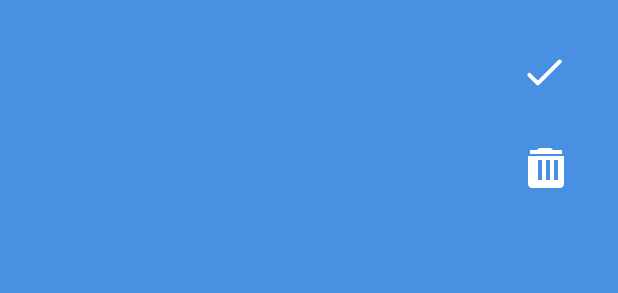
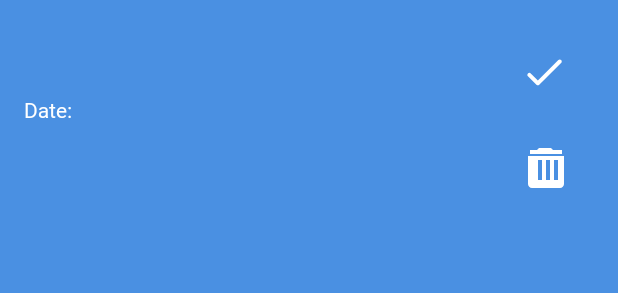
Before and after one commit to jirachi13/Study_Buddy2, an Android app: the layout note_details.xml on its own in the app's theme, with its tools: preview values and no code run, on a phone screen of 412 x 824 dp. Shown: the top 293 px of the screen. Run offline under Robolectric (Android 15) with nearby library versions, the phone set to English and light mode, and no system bars.

Commit message:
task manager list now showing and button clickable fixed notes list not showing icons on list now and date showing pomodoro title made calendar title made note details improved

```diff
--- a/app/src/main/res/layout/note_details.xml
+++ b/app/src/main/res/layout/note_details.xml
@@ -4,6 +4,7 @@
     android:background="@color/blue"
     android:padding="16dp">
 
+    <!-- Note Title -->
     <TextView
         android:id="@+id/noteDetailTitle"
         android:layout_width="wrap_content"
@@ -13,15 +14,28 @@
         android:layout_marginTop="16dp"
         android:layout_alignParentStart="true" />
 
+    <!-- Note Date -->
+    <TextView
+        android:id="@+id/noteDetailDate"
+        android:layout_width="wrap_content"
+        android:layout_height="wrap_content"
+        android:textSize="14sp"
+        android:textColor="@color/white"
+        android:layout_below="@id/noteDetailTitle"
+        android:layout_marginTop="4dp"
+        android:text="Date: " />
+
+    <!-- Note Description -->
     <TextView
         android:id="@+id/noteDetailDescription"
         android:layout_width="wrap_content"
         android:layout_height="wrap_content"
-        android:layout_below="@id/noteDetailTitle"
+        android:layout_below="@id/noteDetailDate"
         android:layout_marginTop="8dp"
         android:textSize="16sp"
         android:textColor="@color/white" />
 
+    <!-- Complete Icon -->
     <ImageView
         android:id="@+id/noteCompleteIcon"
         android:layout_width="32dp"
@@ -32,6 +46,7 @@
         android:layout_alignParentEnd="true"
         android:layout_margin="16dp" />
 
+    <!-- Delete Icon -->
     <ImageView
         android:id="@+id/noteDeleteIcon"
         android:layout_width="32dp"
@@ -42,6 +57,7 @@
         android:layout_alignParentEnd="true"
         android:layout_margin="16dp" />
 
+    <!-- Back Button -->
     <Button
         android:id="@+id/viewNotesButton"
         android:layout_width="wrap_content"
```
Also changed, not shown: app/src/main/java/com/example/studybuddy/NotesActivity.java (+16 -9 lines).
